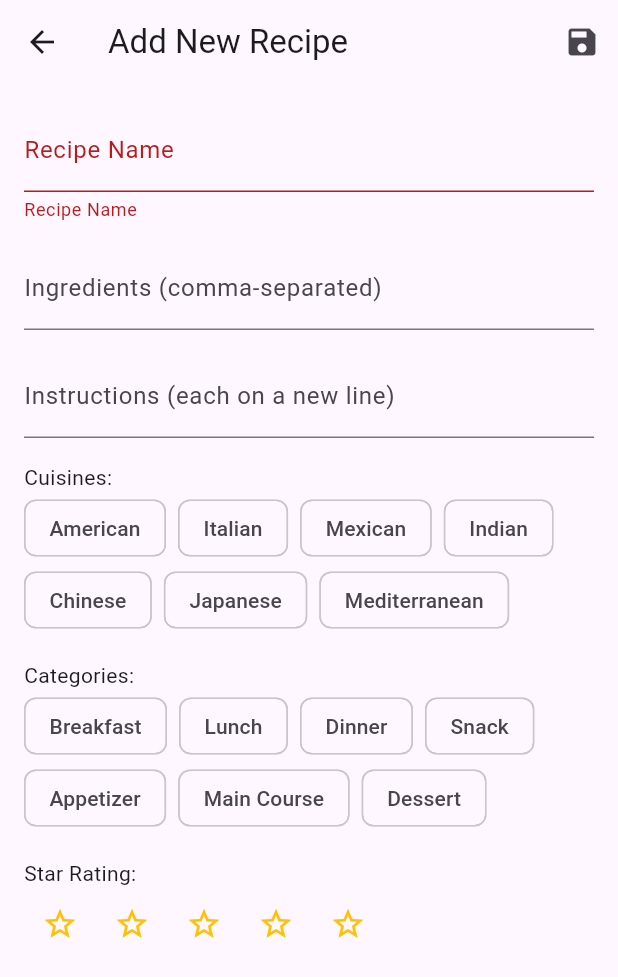
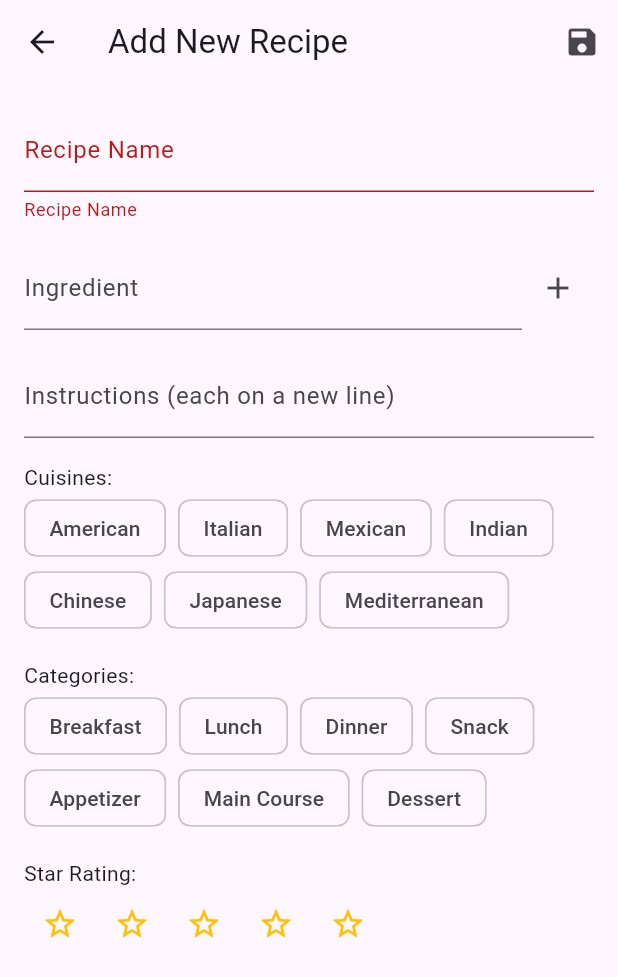
Before and after one commit to tianhaoz95/weeklymenu, a Flutter app: the RecipeScreen screen opened directly, after a tap on the "save" icon, on a phone screen of 412 x 824 dp. Shown: the top 977 px of the screen. Run offline on Flutter 3.47's test engine with Material 3 defaults, Android fonts, the phone set to English and light mode, and no system bars; our stand-ins replace cloud_firestore, firebase_auth, firebase_core, go_router, shared_preferences; accounts and stored records are empty.

Commit message:
feat(recipe): Implement chip-based UI for ingredients in RecipeScreen
Implemented chip-based UI for ingredient input in RecipeScreen, replacing the single TextField with dynamic Chips for better user experience.
Updated RecipeScreenState to manage individual ingredient input and display as chips.
Added new localization keys for ingredient input.
Phase 2 of MODIFICATION_IMPLEMENTATION.md completed.

```diff
--- a/lib/l10n/app_en.arb
+++ b/lib/l10n/app_en.arb
@@ -28,7 +28,8 @@
   "recipeUpdatedMessage": "Recipe updated!",
   "addRecipeTitle": "Add New Recipe",
   "recipeNameLabel": "Recipe Name",
-  "ingredientsLabel": "Ingredients (comma-separated)",
+  "ingredientLabel": "Ingredient",
+  "addIngredientHint": "Add an ingredient",
   "instructionsLabel": "Instructions (each on a new line)",
   "cuisinesLabel": "Cuisines:",
   "categoriesLabel": "Categories:",
--- a/lib/l10n/app_localizations.dart
+++ b/lib/l10n/app_localizations.dart
@@ -224,11 +224,17 @@ abstract class AppLocalizations {
   /// **'Recipe Name'**
   String get recipeNameLabel;
 
-  /// No description provided for @ingredientsLabel.
+  /// No description provided for @ingredientLabel.
   ///
   /// In en, this message translates to:
-  /// **'Ingredients (comma-separated)'**
-  String get ingredientsLabel;
+  /// **'Ingredient'**
+  String get ingredientLabel;
+
+  /// No description provided for @addIngredientHint.
+  ///
+  /// In en, this message translates to:
+  /// **'Add an ingredient'**
+  String get addIngredientHint;
 
   /// No description provided for @instructionsLabel.
   ///
--- a/lib/l10n/app_localizations_en.dart
+++ b/lib/l10n/app_localizations_en.dart
@@ -75,7 +75,10 @@ class AppLocalizationsEn extends AppLocalizations {
   String get recipeNameLabel => 'Recipe Name';
 
   @override
-  String get ingredientsLabel => 'Ingredients (comma-separated)';
+  String get ingredientLabel => 'Ingredient';
+
+  @override
+  String get addIngredientHint => 'Add an ingredient';
 
   @override
   String get instructionsLabel => 'Instructions (each on a new line)';
--- a/lib/l10n/app_localizations_zh.dart
+++ b/lib/l10n/app_localizations_zh.dart
@@ -74,7 +74,10 @@ class AppLocalizationsZh extends AppLocalizations {
   String get recipeNameLabel => '食谱名称';
 
   @override
-  String get ingredientsLabel => '配料（逗号分隔）';
+  String get ingredientLabel => '配料';
+
+  @override
+  String get addIngredientHint => '添加配料';
 
   @override
   String get instructionsLabel => '说明（每行一个）';
--- a/lib/l10n/app_zh.arb
+++ b/lib/l10n/app_zh.arb
@@ -28,7 +28,8 @@
   "recipeUpdatedMessage": "食谱已更新！",
   "addRecipeTitle": "添加新食谱",
   "recipeNameLabel": "食谱名称",
-  "ingredientsLabel": "配料（逗号分隔）",
+  "ingredientLabel": "配料",
+  "addIngredientHint": "添加配料",
   "instructionsLabel": "说明（每行一个）",
   "cuisinesLabel": "菜系：",
   "categoriesLabel": "类别：",
--- a/lib/presentation/screens/recipe_screen.dart
+++ b/lib/presentation/screens/recipe_screen.dart
@@ -19,7 +19,8 @@ class RecipeScreen extends StatefulWidget {
 class _RecipeScreenState extends State<RecipeScreen> {
   final _formKey = GlobalKey<FormState>();
   final TextEditingController _nameController = TextEditingController();
-  final TextEditingController _ingredientsController = TextEditingController();
+  final TextEditingController _singleIngredientController =
+      TextEditingController();
   final TextEditingController _instructionsController = TextEditingController();
 
   // State for recipe properties
@@ -136,17 +137,38 @@ class _RecipeScreenState extends State<RecipeScreen> {
 
   void _populateFields() {
     _nameController.text = _currentRecipe!.name;
-    _ingredientsController.text = _currentRecipe!.ingredients.join(', ');
     _instructionsController.text = _currentRecipe!.instructions.join('\n');
     _selectedCategories = List.from(_currentRecipe!.categories);
     _selectedCuisines = List.from(_currentRecipe!.cuisines);
     _selectedRating = _currentRecipe!.rating;
   }
 
+  void _addIngredient() {
+    final newIngredient = _singleIngredientController.text.trim();
+    if (newIngredient.isNotEmpty &&
+        !_currentRecipe!.ingredients.contains(newIngredient)) {
+      setState(() {
+        _currentRecipe = _currentRecipe!.copyWith(
+          ingredients: List.from(_currentRecipe!.ingredients)
+            ..add(newIngredient),
+        );
+        _singleIngredientController.clear();
+      });
+    }
+  }
+
+  void _removeIngredient(String ingredient) {
+    setState(() {
+      _currentRecipe = _currentRecipe!.copyWith(
+        ingredients: List.from(_currentRecipe!.ingredients)..remove(ingredient),
+      );
+    });
+  }
+
   @override
   void dispose() {
     _nameController.dispose();
-    _ingredientsController.dispose();
+    _singleIngredientController.dispose();
     _instructionsController.dispose();
     super.dispose();
   }
@@ -173,10 +195,7 @@ class _RecipeScreenState extends State<RecipeScreen> {
       final newRecipe = RecipeModel(
         id: _currentRecipe!.id,
         name: _nameController.text,
-        ingredients: _ingredientsController.text
-            .split(',')
-            .map((e) => e.trim())
-            .toList(),
+        ingredients: _currentRecipe!.ingredients,
         instructions: _instructionsController.text
             .split('\n')
             .map((e) => e.trim())
@@ -263,15 +282,45 @@ class _RecipeScreenState extends State<RecipeScreen> {
                 },
               ),
               const SizedBox(height: 16),
-              TextFormField(
-                key: const Key('ingredients_input_field'),
-                controller: _ingredientsController,
-                decoration: InputDecoration(
-                  labelText: appLocalizations.ingredientsLabel,
+              // New UI for ingredients
+              Row(
+                children: [
+                  Expanded(
+                    child: TextFormField(
+                      key: const Key('single_ingredient_input_field'),
+                      controller: _singleIngredientController,
+                      decoration: InputDecoration(
+                        labelText: appLocalizations.ingredientLabel,
+                        hintText: appLocalizations.addIngredientHint,
+                      ),
+                      onFieldSubmitted: (value) {
+                        _addIngredient();
+                      },
+                    ),
+                  ),
+                  IconButton(
+                    key: const Key('add_ingredient_button'),
+                    icon: const Icon(Icons.add),
+                    onPressed: _addIngredient,
+                  ),
+                ],
+              ),
+              if (_currentRecipe != null &&
+                  _currentRecipe!.ingredients.isNotEmpty) ...[
+                const SizedBox(height: 8),
+                Wrap(
+                  spacing: 8.0,
+                  runSpacing: 4.0,
+                  children: _currentRecipe!.ingredients.map((ingredient) {
+                    return Chip(
+                      key: ValueKey(ingredient),
+                      label: Text(ingredient),
+                      onDeleted: () => _removeIngredient(ingredient),
+                      deleteIcon: const Icon(Icons.close),
+                    );
+                  }).toList(),
                 ),
-                maxLines: null,
-                keyboardType: TextInputType.multiline,
-              ),
+              ],
               const SizedBox(height: 16),
               TextFormField(
                 key: const Key('instructions_input_field'),
```
Also changed, not shown: 1 other file.
